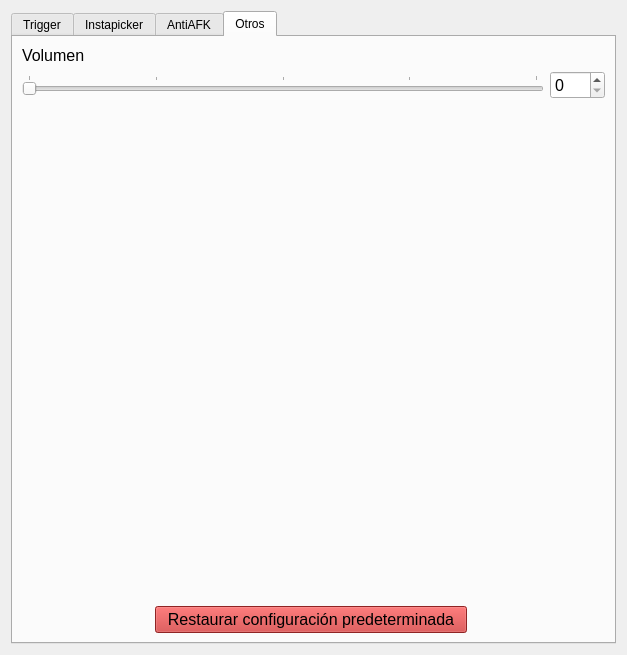
This is flanatrigo/resources/central_widget.ui in AlejandroRoJ/flanatrigo as Qt 5 draws it before an edit. The edited form follows.
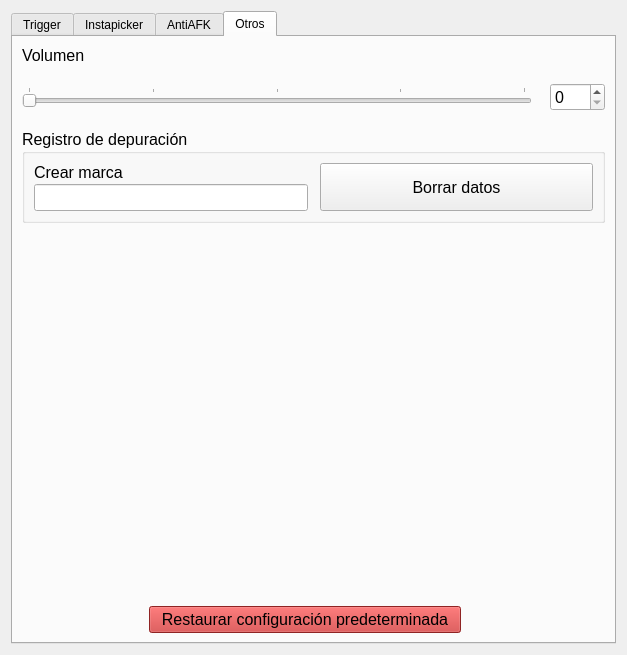
This is the edited form. The open tabs and pages were chosen to show the change. Custom widgets are drawn as their Qt base class.

Diff of the .ui file:
```diff
--- a/flanatrigo/resources/central_widget.ui
+++ b/flanatrigo/resources/central_widget.ui
@@ -1783,7 +1783,10 @@
       <attribute name="title">
        <string>Otros</string>
       </attribute>
-      <layout class="QVBoxLayout" name="verticalLayout_30">
+      <layout class="QVBoxLayout" name="verticalLayout_30" stretch="0,0,1,0">
+       <property name="spacing">
+        <number>18</number>
+       </property>
        <item>
         <layout class="QVBoxLayout" name="verticalLayout_29">
          <item>
@@ -1855,6 +1858,76 @@
          </item>
         </layout>
        </item>
+       <item>
+        <widget class="QGroupBox" name="group_logs">
+         <property name="font">
+          <font>
+           <pointsize>12</pointsize>
+          </font>
+         </property>
+         <property name="title">
+          <string>Registro de depuración</string>
+         </property>
+         <layout class="QHBoxLayout" name="horizontalLayout_24">
+          <property name="spacing">
+           <number>12</number>
+          </property>
+          <item>
+           <layout class="QVBoxLayout" name="verticalLayout_34">
+            <property name="spacing">
+             <number>2</number>
+            </property>
+            <item>
+             <widget class="QLabel" name="label_logs_mark">
+              <property name="sizePolicy">
+               <sizepolicy hsizetype="Maximum" vsizetype="Maximum">
+                <horstretch>0</horstretch>
+                <verstretch>0</verstretch>
+               </sizepolicy>
+              </property>
+              <property name="font">
+               <font>
+                <pointsize>12</pointsize>
+               </font>
+              </property>
+              <property name="text">
+               <string>Crear marca</string>
+              </property>
+             </widget>
+            </item>
+            <item>
+             <widget class="HotkeyLineEdit" name="line_logs_mark_button">
+              <property name="font">
+               <font>
+                <pointsize>12</pointsize>
+               </font>
+              </property>
+              <property name="contextMenuPolicy">
+               <enum>Qt::PreventContextMenu</enum>
+              </property>
+              <property name="readOnly">
+               <bool>true</bool>
+              </property>
+             </widget>
+            </item>
+           </layout>
+          </item>
+          <item>
+           <widget class="QPushButton" name="button_clear_logs">
+            <property name="sizePolicy">
+             <sizepolicy hsizetype="Expanding" vsizetype="Expanding">
+              <horstretch>0</horstretch>
+              <verstretch>0</verstretch>
+             </sizepolicy>
+            </property>
+            <property name="text">
+             <string>  Borrar datos  </string>
+            </property>
+           </widget>
+          </item>
+         </layout>
+        </widget>
+       </item>
        <item>
         <spacer name="verticalSpacer_8">
          <property name="orientation">
```
